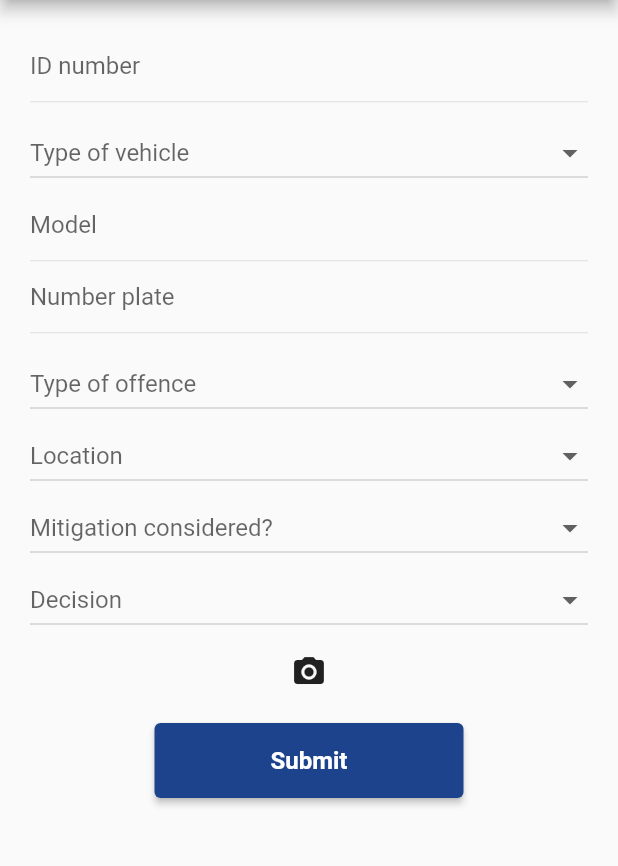
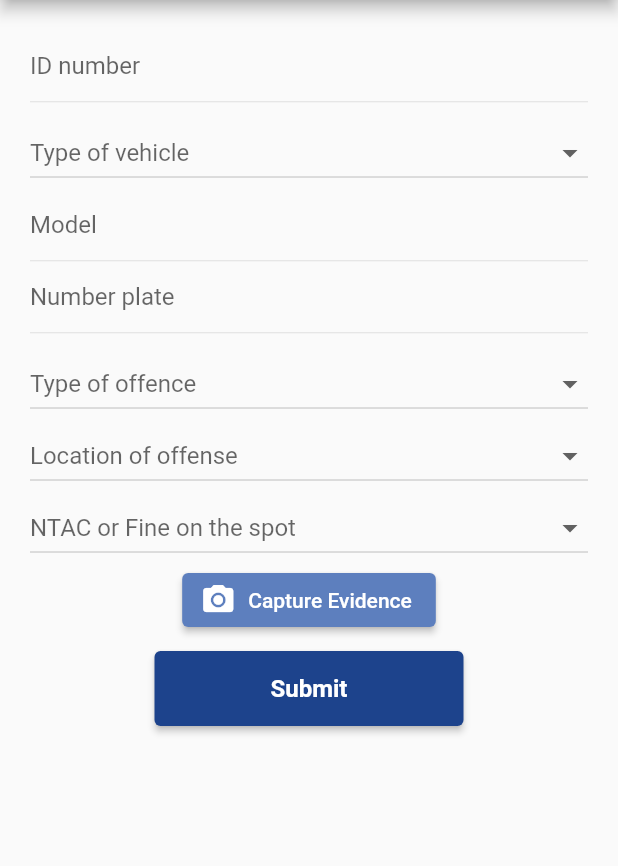
Before and after one commit to Ngoniol/Traffic-offence-fine-prediction-system, a Flutter app: the RegOffence screen opened directly, on a phone screen of 412 x 824 dp, the part 105-971 px from its top. Run offline on Flutter 3.47's test engine with Material 2 defaults, Android fonts, the phone set to English and light mode, and no system bars; our stand-ins replace cloud_firestore, firebase_auth, firebase_core, firebase_storage, image_picker; missing offline and left inert: mailer; accounts and stored records are empty.

Commit message:
Notice to attend court

```diff
--- a/lib/reusable_widgets/listsitems.dart
+++ b/lib/reusable_widgets/listsitems.dart
@@ -32,7 +32,7 @@ List<String> vehicleType = [
 ];
 
 List<String> decisions = [
-  'Court',
+  'Notice to attend Court',
   'Fine on the spot',
 ];
 
@@ -71,3 +71,9 @@ List<String> roads = [
   'Forest road',
   'Argwings Kodhek road',
 ];
+
+List<String> courts = [
+  'Milimani law courts',
+  'Kibera courts',
+  'Makadara courts'
+];
--- a/lib/screens/register_offence.dart
+++ b/lib/screens/register_offence.dart
@@ -1,4 +1,5 @@
 import 'dart:io';
+import 'package:intl/intl.dart';
 import 'package:cloud_firestore/cloud_firestore.dart';
 import 'package:flutter/material.dart';
 import 'package:project/functions/lists.dart';
@@ -22,17 +23,58 @@ class _RegOffenceState extends State<RegOffence> {
   final TextEditingController _idTextController = TextEditingController();
   final TextEditingController _modelTextController = TextEditingController();
   final TextEditingController _numberPlateTextController = TextEditingController();
-
+  DateTime? selectedDateTime;
+  Image? capturedImage;
   String vehicle = '',
       offence = '',
       location = '',
       mitigationConsidered = '',
-      decision = ''
+      decision = '',
+      court = ''
   ;
 
   CollectionReference _reference=FirebaseFirestore.instance.collection('offence');
   String imageUrl='';
+  Future<void> _selectDateTime(BuildContext context) async {
+    final DateTime? pickedDate = await showDatePicker(
+      context: context,
+      initialDate: selectedDateTime ?? DateTime.now(),
+      firstDate: DateTime.now(),
+      lastDate: DateTime.now().add(Duration(days: 7)),
+      selectableDayPredicate: (DateTime date) {
+        // Exclude weekends (Saturday and Sunday)
+        if (date.weekday == 6 || date.weekday == 7) {
+          return false;
+        }
+        return true;
+      },
+    );
 
+    if (pickedDate != null) {
+      final TimeOfDay? pickedTime = await showTimePicker(
+        context: context,
+        initialTime: selectedDateTime != null
+            ? TimeOfDay.fromDateTime(selectedDateTime!)
+            : TimeOfDay.now(),
+      );
+
+      if (pickedTime != null) {
+        setState(() {
+          selectedDateTime = DateTime(
+            pickedDate.year,
+            pickedDate.month,
+            pickedDate.day,
+            pickedTime.hour,
+            pickedTime.minute,
+          );
+        });
+      }
+    }
+  }
+  String _formatDateTime(DateTime dateTime) {
+    final DateFormat formatter = DateFormat('yyyy-MM-dd HH:mm');
+    return formatter.format(dateTime);
+  }
 
   @override
   Widget build(BuildContext context) {
@@ -92,24 +134,60 @@ class _RegOffenceState extends State<RegOffence> {
                           setState(() {
                             offence = value;
                           });}),
-                    Lists(items: roads, text: 'Location',
+                    Lists(items: roads, text: 'Location of offense',
                         onItemSelected: (value) {
                           setState(() {
                             location = value;
                           });}
                     ),
-                    Lists(items: choice, text: 'Mitigation considered?',
-                        onItemSelected: (value) {
-                          setState(() {
-                            mitigationConsidered = value;
-                          });}),
-                    Lists(items: decisions, text: 'Decision',
+                    Lists(items: decisions, text: 'NTAC or Fine on the spot',
                         onItemSelected: (value) {
                           setState(() {
                             decision = value;
                           });}
                     ),
-                    IconButton(onPressed: () async {
+                    if (decision == 'Notice to attend Court')
+                      Column(
+                        children: [
+                          Lists(items: courts, text: 'Court to attend',
+                              onItemSelected: (value) {
+                                setState(() {
+                                  court = value;
+                                });}
+                          ),
+                          Row(children: [
+                            ElevatedButton.icon(onPressed: () => _selectDateTime(context),
+                              icon: const Icon(Icons.calendar_month),
+                              label: const Text('Court date'),
+                              style: ButtonStyle(
+                                backgroundColor: MaterialStateProperty.resolveWith((states) {
+                                  if (states.contains(MaterialState.pressed)) {
+                                    return Colors.black26;
+                                  }
+                                  return const Color(0xFF5d7fbe);
+                                }),
+                              ),
+                            ),
+                            const SizedBox(
+                              width: 10,
+                            ),
+                            if (selectedDateTime != null)
+                              Text('Court date: ${_formatDateTime(selectedDateTime!)}')
+                          ]),
+                        ],
+                      ),
+                    Row(mainAxisAlignment: MainAxisAlignment.center,
+                      children: [
+                        ElevatedButton.icon(
+                            style: ButtonStyle(
+                              backgroundColor: MaterialStateProperty.resolveWith((states) {
+                                if (states.contains(MaterialState.pressed)) {
+                                  return Colors.black26;
+                                }
+                                return const Color(0xFF5d7fbe);
+                              }),
+                            ),
+                            label: const Text('Capture Evidence'),onPressed: () async {
                           ImagePicker imagePicker = ImagePicker();
                           XFile? file= await imagePicker.pickImage(source: ImageSource.camera);
                           print('${file?.path}');
@@ -132,11 +210,24 @@ class _RegOffenceState extends State<RegOffence> {
 
                             //success:get download URL
                             imageUrl = await referenceImageToUpload.getDownloadURL();
+                            setState(() {
+                              // Set the captured image
+                              capturedImage = Image.file(File(file!.path));
+                            });
 
 
                           } catch(error) {}
                         },
                             icon: const Icon(Icons.camera_alt)),
+                        if (capturedImage != null)
+                          SizedBox(
+                            width: 100,
+                            height: 100,
+                            child:capturedImage,
+                          ),
+                      ],
+                    ),
+
                     functionButton(context, 'Submit', 0xFF1D438C, (){
                       String idNumber = _idTextController.text,
                           model = _modelTextController.text,
--- a/pubspec.yaml
+++ b/pubspec.yaml
@@ -37,6 +37,7 @@ dependencies:
   firebase_storage: ^11.1.1
   image_picker: ^0.8.7+4
   mailer:
+  searchfield: ^0.8.1
 
 
 
```
Also changed, not shown: pubspec.lock. Lines whose indentation alone changed are shown as unchanged.
